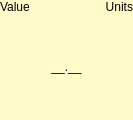
Before: the Qt Designer form sdk/src/display/base/singletext/DisplaySingleText.ui in OpenFairWind/fairwindplusplus, drawn with Qt 5.
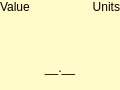
After: the same form once the commit is applied.

Patch:
```diff
--- a/sdk/src/display/base/singletext/DisplaySingleText.ui
+++ b/sdk/src/display/base/singletext/DisplaySingleText.ui
@@ -6,8 +6,8 @@
    <rect>
     <x>0</x>
     <y>0</y>
-    <width>133</width>
-    <height>120</height>
+    <width>120</width>
+    <height>90</height>
    </rect>
   </property>
   <property name="sizePolicy">
@@ -65,7 +65,7 @@
        <item>
         <widget class="QLabel" name="label_Label">
          <property name="sizePolicy">
-          <sizepolicy hsizetype="Minimum" vsizetype="Preferred">
+          <sizepolicy hsizetype="Minimum" vsizetype="Minimum">
            <horstretch>0</horstretch>
            <verstretch>0</verstretch>
           </sizepolicy>
@@ -80,14 +80,14 @@
           <enum>Qt::PlainText</enum>
          </property>
          <property name="alignment">
-          <set>Qt::AlignLeading|Qt::AlignLeft|Qt::AlignVCenter</set>
+          <set>Qt::AlignLeading|Qt::AlignLeft|Qt::AlignTop</set>
          </property>
         </widget>
        </item>
        <item>
         <widget class="QLabel" name="label_Units">
          <property name="sizePolicy">
-          <sizepolicy hsizetype="Minimum" vsizetype="Preferred">
+          <sizepolicy hsizetype="Minimum" vsizetype="Minimum">
            <horstretch>0</horstretch>
            <verstretch>0</verstretch>
           </sizepolicy>
@@ -102,7 +102,7 @@
           <enum>Qt::PlainText</enum>
          </property>
          <property name="alignment">
-          <set>Qt::AlignRight|Qt::AlignTrailing|Qt::AlignVCenter</set>
+          <set>Qt::AlignRight|Qt::AlignTop|Qt::AlignTrailing</set>
          </property>
          <property name="indent">
           <number>-1</number>
@@ -114,7 +114,7 @@
      <item>
       <widget class="QLabel" name="label_Value1">
        <property name="sizePolicy">
-        <sizepolicy hsizetype="Minimum" vsizetype="Expanding">
+        <sizepolicy hsizetype="Minimum" vsizetype="Minimum">
          <horstretch>0</horstretch>
          <verstretch>0</verstretch>
         </sizepolicy>
```
